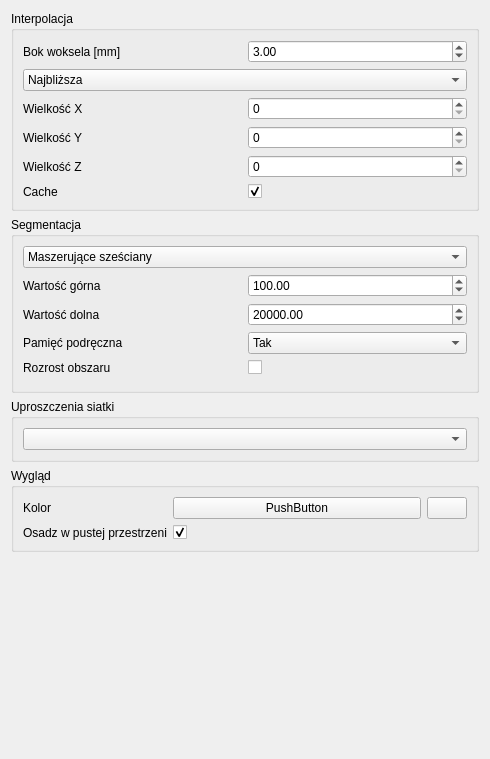
Above: src/SokarUi/SegmentationPipelineEditor.ui from jedrzejowski/sokar-app before the change. Below: the same form after it.
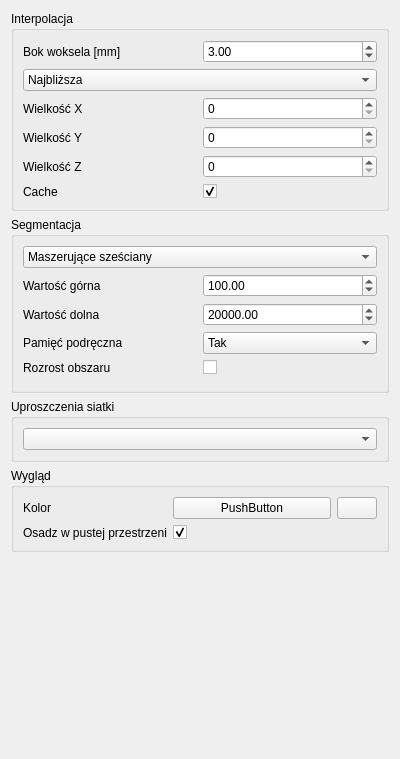
That is the form after the change. Icons and pictures are not drawn. Custom widgets are drawn as their Qt base class.

```diff
--- a/src/SokarUi/SegmentationPipelineEditor.ui
+++ b/src/SokarUi/SegmentationPipelineEditor.ui
@@ -6,10 +6,16 @@
    <rect>
     <x>0</x>
     <y>0</y>
-    <width>490</width>
+    <width>400</width>
     <height>759</height>
    </rect>
   </property>
+  <property name="minimumSize">
+   <size>
+    <width>400</width>
+    <height>0</height>
+   </size>
+  </property>
   <property name="windowTitle">
    <string>Form</string>
   </property>
```
